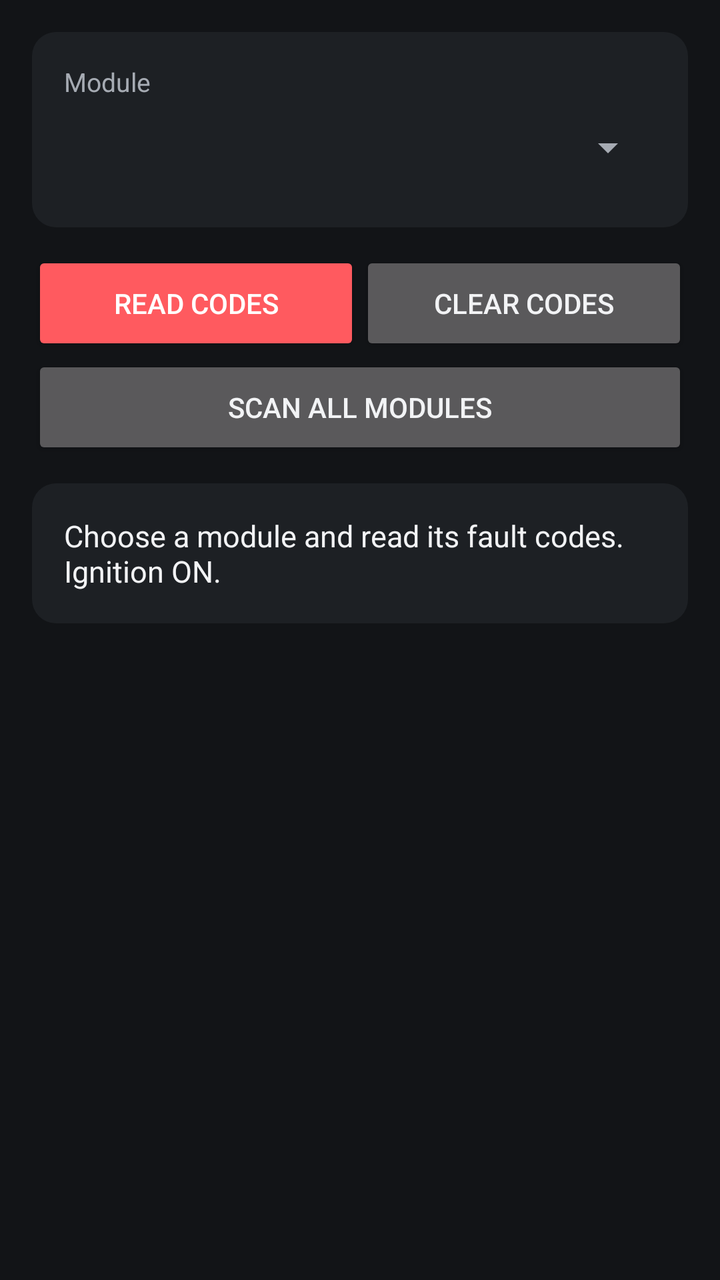
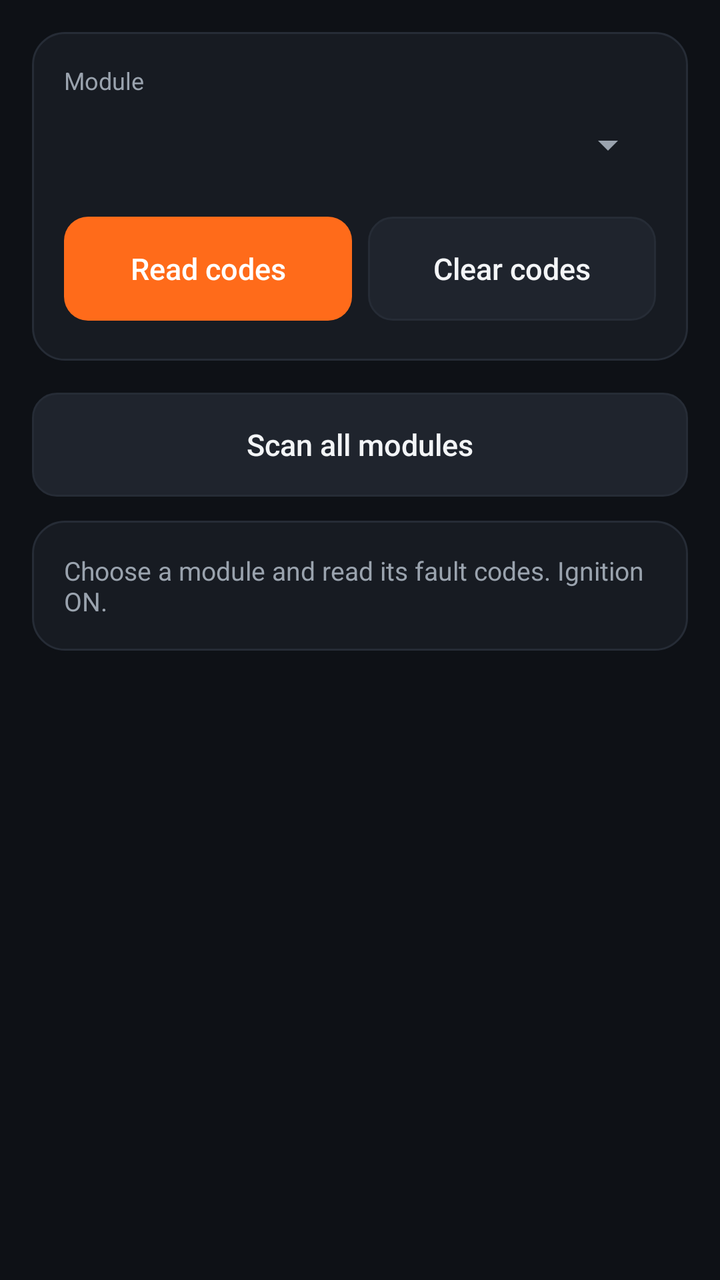

Screens rendered from an Android XML layout before and after an edit, with the pre-edit source and the edit as a unified diff.
<!-- AndroidManifest.xml: application theme Theme.MpsDiag -->
<!-- res/layout/activity_dtc.xml -->
<?xml version="1.0" encoding="utf-8"?>
<ScrollView xmlns:android="http://schemas.android.com/apk/res/android"
    android:layout_width="match_parent"
    android:layout_height="match_parent">

    <LinearLayout
        android:layout_width="match_parent"
        android:layout_height="wrap_content"
        android:orientation="vertical"
        android:padding="@dimen/screen_padding">

        <LinearLayout
            style="@style/Card"
            android:layout_width="match_parent"
            android:layout_height="wrap_content"
            android:orientation="vertical">

            <TextView
                style="@style/Text.Secondary"
                android:layout_width="wrap_content"
                android:layout_height="wrap_content"
                android:text="@string/dtc_module" />

            <Spinner
                android:id="@+id/moduleSpinner"
                android:layout_width="match_parent"
                android:layout_height="wrap_content"
                android:minHeight="48dp" />
        </LinearLayout>

        <LinearLayout
            android:layout_width="match_parent"
            android:layout_height="wrap_content"
            android:orientation="horizontal">

            <Button
                android:id="@+id/readButton"
                style="@style/Button.Primary"
                android:layout_width="0dp"
                android:layout_height="wrap_content"
                android:layout_weight="1"
                android:text="@string/dtc_read" />

            <Button
                android:id="@+id/clearButton"
                style="@style/Button.Secondary"
                android:layout_width="0dp"
                android:layout_height="wrap_content"
                android:layout_weight="1"
                android:text="@string/dtc_clear" />
        </LinearLayout>

        <Button
            android:id="@+id/scanAllButton"
            style="@style/Button.Secondary"
            android:layout_width="match_parent"
            android:layout_height="wrap_content"
            android:layout_marginBottom="@dimen/gap"
            android:text="@string/dtc_scan_all" />

        <TextView
            android:id="@+id/resultText"
            style="@style/Card"
            android:layout_width="match_parent"
            android:layout_height="wrap_content"
            android:textAppearance="@style/Text.Body"
            android:textIsSelectable="true"
            android:text="@string/dtc_hint" />
    </LinearLayout>
</ScrollView>
<!-- resources referenced by this layout -->
<resources>
  <style name="Button.Primary" parent="android:Widget.Material.Button.Colored">
          <item name="android:textColor">@color/text_on_primary</item>
          <item name="android:minHeight">52dp</item>
      </style>
  <style name="Button.Secondary" parent="android:Widget.Material.Button">
          <item name="android:textColor">@color/text_primary</item>
          <item name="android:minHeight">52dp</item>
      </style>
  <style name="Text.Body" parent="android:TextAppearance.Material.Body1">
          <item name="android:textColor">@color/text_primary</item>
          <item name="android:textSize">@dimen/text_body</item>
      </style>
  <style name="Theme.MpsDiag" parent="android:Theme.Material">
          <item name="android:colorPrimary">@color/brand_primary</item>
          <item name="android:colorPrimaryDark">@color/brand_primary_dark</item>
          <item name="android:colorAccent">@color/brand_accent</item>
          <item name="android:windowBackground">@color/bg_window</item>
          <item name="android:textColorPrimary">@color/text_primary</item>
          <item name="android:textColorSecondary">@color/text_secondary</item>
          <item name="android:statusBarColor">@color/brand_primary_dark</item>
      </style>
  <color name="text_on_primary">#FFFFFF</color>
  <color name="text_primary">#F2F3F5</color>
  <!-- drawable bg_card (drawable) -->
  <?xml version="1.0" encoding="utf-8"?>
  <shape xmlns:android="http://schemas.android.com/apk/res/android">
      <solid android:color="@color/bg_card" />
      <corners android:radius="@dimen/card_radius" />
  </shape>
  <color name="text_secondary">#A6ABB3</color>
  <color name="brand_primary">#E4002B</color>
  <color name="brand_primary_dark">#A8001F</color>
  <color name="brand_accent">#FF5A5F</color>
  <color name="bg_window">#121417</color>
  <color name="bg_card">#1D2024</color>
  <dimen name="card_radius">12dp</dimen>
  <!-- unchanged entries left out for length: 12 -->
</resources>

<!-- the commit's change to res/layout/activity_dtc.xml (unified diff, before → after) -->
@@ -16,7 +16,7 @@
             android:orientation="vertical">
 
             <TextView
-                style="@style/Text.Secondary"
+                style="@style/Text.Caption"
                 android:layout_width="wrap_content"
                 android:layout_height="wrap_content"
                 android:text="@string/dtc_module" />
@@ -26,28 +26,30 @@
                 android:layout_width="match_parent"
                 android:layout_height="wrap_content"
                 android:minHeight="48dp" />
-        </LinearLayout>
 
-        <LinearLayout
-            android:layout_width="match_parent"
-            android:layout_height="wrap_content"
-            android:orientation="horizontal">
+            <LinearLayout
+                android:layout_width="match_parent"
+                android:layout_height="wrap_content"
+                android:layout_marginTop="@dimen/gap_small"
+                android:orientation="horizontal">
 
-            <Button
-                android:id="@+id/readButton"
-                style="@style/Button.Primary"
-                android:layout_width="0dp"
-                android:layout_height="wrap_content"
-                android:layout_weight="1"
-                android:text="@string/dtc_read" />
+                <Button
+                    android:id="@+id/readButton"
+                    style="@style/Button.Primary"
+                    android:layout_width="0dp"
+                    android:layout_height="wrap_content"
+                    android:layout_marginEnd="@dimen/gap_small"
+                    android:layout_weight="1"
+                    android:text="@string/dtc_read" />
 
-            <Button
-                android:id="@+id/clearButton"
-                style="@style/Button.Secondary"
-                android:layout_width="0dp"
-                android:layout_height="wrap_content"
-                android:layout_weight="1"
-                android:text="@string/dtc_clear" />
+                <Button
+                    android:id="@+id/clearButton"
+                    style="@style/Button.Secondary"
+                    android:layout_width="0dp"
+                    android:layout_height="wrap_content"
+                    android:layout_weight="1"
+                    android:text="@string/dtc_clear" />
+            </LinearLayout>
         </LinearLayout>
 
         <Button
@@ -59,12 +61,26 @@
             android:text="@string/dtc_scan_all" />
 
         <TextView
-            android:id="@+id/resultText"
+            android:id="@+id/statusText"
             style="@style/Card"
             android:layout_width="match_parent"
             android:layout_height="wrap_content"
-            android:textAppearance="@style/Text.Body"
-            android:textIsSelectable="true"
+            android:textAppearance="@style/Text.Secondary"
             android:text="@string/dtc_hint" />
+
+        
+        <LinearLayout
+            android:id="@+id/resultList"
+            android:layout_width="match_parent"
+            android:layout_height="wrap_content"
+            android:orientation="vertical" />
+
+        <Button
+            android:id="@+id/shareButton"
+            style="@style/Button.Secondary"
+            android:layout_width="match_parent"
+            android:layout_height="wrap_content"
+            android:text="@string/dtc_share"
+            android:visibility="gone" />
     </LinearLayout>
 </ScrollView>
<!-- resource entries referenced after the edit -->
@@ -1,41 +1,109 @@
 <!-- resources referenced by this layout -->
 <resources>
-  <style name="Button.Primary" parent="android:Widget.Material.Button.Colored">
-          <item name="android:textColor">@color/text_on_primary</item>
+  <dimen name="gap_small">8dp</dimen>
+  <string name="dtc_share">Share report</string>
+  <style name="Button.Primary" parent="android:Widget.Material.Button">
+          <item name="android:background">@drawable/bg_button_primary</item>
+          <item name="android:textColor">@color/button_text_primary</item>
+          <item name="android:fontFamily">sans-serif-medium</item>
+          <item name="android:textAllCaps">false</item>
+          <item name="android:textSize">@dimen/text_body</item>
           <item name="android:minHeight">52dp</item>
+          <item name="android:paddingStart">20dp</item>
+          <item name="android:paddingEnd">20dp</item>
+          <item name="android:stateListAnimator">@null</item>
+          <item name="android:layout_marginTop">4dp</item>
+          <item name="android:layout_marginBottom">4dp</item>
       </style>
   <style name="Button.Secondary" parent="android:Widget.Material.Button">
-          <item name="android:textColor">@color/text_primary</item>
+          <item name="android:background">@drawable/bg_button_secondary</item>
+          <item name="android:textColor">@color/button_text_secondary</item>
+          <item name="android:fontFamily">sans-serif-medium</item>
+          <item name="android:textAllCaps">false</item>
+          <item name="android:textSize">@dimen/text_body</item>
           <item name="android:minHeight">52dp</item>
+          <item name="android:paddingStart">20dp</item>
+          <item name="android:paddingEnd">20dp</item>
+          <item name="android:stateListAnimator">@null</item>
+          <item name="android:layout_marginTop">4dp</item>
+          <item name="android:layout_marginBottom">4dp</item>
       </style>
-  <style name="Text.Body" parent="android:TextAppearance.Material.Body1">
-          <item name="android:textColor">@color/text_primary</item>
-          <item name="android:textSize">@dimen/text_body</item>
+  <style name="Text.Caption" parent="android:TextAppearance.Material.Caption">
+          <item name="android:textColor">@color/text_secondary</item>
+          <item name="android:textSize">@dimen/text_caption</item>
       </style>
   <style name="Theme.MpsDiag" parent="android:Theme.Material">
-          <item name="android:colorPrimary">@color/brand_primary</item>
-          <item name="android:colorPrimaryDark">@color/brand_primary_dark</item>
-          <item name="android:colorAccent">@color/brand_accent</item>
+          <item name="android:colorPrimary">@color/bg_window</item>
+          <item name="android:colorPrimaryDark">@color/bg_window</item>
+          <item name="android:colorAccent">@color/brand_primary</item>
+          <item name="android:colorControlActivated">@color/brand_primary</item>
+          <item name="android:colorBackground">@color/bg_window</item>
           <item name="android:windowBackground">@color/bg_window</item>
+          <item name="android:statusBarColor">@color/bg_window</item>
+          <item name="android:navigationBarColor">@color/bg_window</item>
           <item name="android:textColorPrimary">@color/text_primary</item>
           <item name="android:textColorSecondary">@color/text_secondary</item>
-          <item name="android:statusBarColor">@color/brand_primary_dark</item>
+          <item name="android:actionBarStyle">@style/ActionBar</item>
+          <item name="android:buttonStyle">@style/Button.Secondary</item>
+          <item name="android:alertDialogTheme">@style/Dialog</item>
       </style>
-  <color name="text_on_primary">#FFFFFF</color>
-  <color name="text_primary">#F2F3F5</color>
+  <!-- drawable bg_button_primary (drawable) -->
+  <?xml version="1.0" encoding="utf-8"?>
+  <ripple xmlns:android="http://schemas.android.com/apk/res/android" android:color="@color/ripple">
+      <item>
+          <selector>
+              <item android:state_enabled="false">
+                  <shape><solid android:color="@color/bg_card_raised" /><corners android:radius="@dimen/button_radius" /></shape>
+              </item>
+              <item>
+                  <shape><solid android:color="@color/brand_primary" /><corners android:radius="@dimen/button_radius" /></shape>
+              </item>
+          </selector>
+      </item>
+  </ripple>
+  <!-- drawable bg_button_secondary (drawable) -->
+  <?xml version="1.0" encoding="utf-8"?>
+  <ripple xmlns:android="http://schemas.android.com/apk/res/android" android:color="@color/ripple">
+      <item>
+          <shape>
+              <solid android:color="@color/bg_card_raised" />
+              <stroke android:width="1dp" android:color="@color/stroke" />
+              <corners android:radius="@dimen/button_radius" />
+          </shape>
+      </item>
+  </ripple>
+  <color name="text_primary">#F3F5F7</color>
+  <style name="ActionBar" parent="android:Widget.Material.ActionBar.Solid">
+          <item name="android:background">@color/bg_window</item>
+          <item name="android:elevation">0dp</item>
+          <item name="android:titleTextStyle">@style/ActionBar.Title</item>
+      </style>
+  <style name="Dialog" parent="android:Theme.Material.Dialog.Alert">
+          <item name="android:colorAccent">@color/brand_primary</item>
+          <item name="android:colorBackground">@color/bg_card_raised</item>
+          <item name="android:textColorPrimary">@color/text_primary</item>
+      </style>
+  <color name="ripple">#33FFFFFF</color>
+  <color name="bg_card_raised">#1F242D</color>
+  <dimen name="button_radius">12dp</dimen>
+  <color name="stroke">#262C36</color>
   <!-- drawable bg_card (drawable) -->
   <?xml version="1.0" encoding="utf-8"?>
   <shape xmlns:android="http://schemas.android.com/apk/res/android">
       <solid android:color="@color/bg_card" />
+      <stroke android:width="1dp" android:color="@color/stroke" />
       <corners android:radius="@dimen/card_radius" />
   </shape>
-  <color name="text_secondary">#A6ABB3</color>
-  <color name="brand_primary">#E4002B</color>
-  <color name="brand_primary_dark">#A8001F</color>
-  <color name="brand_accent">#FF5A5F</color>
-  <color name="bg_window">#121417</color>
-  <color name="bg_card">#1D2024</color>
-  <dimen name="card_radius">12dp</dimen>
+  <color name="text_secondary">#9AA3AE</color>
+  <dimen name="text_caption">12sp</dimen>
+  <color name="brand_primary">#FF6B1A</color>
+  <color name="bg_window">#0E1116</color>
+  <color name="bg_card">#171B22</color>
+  <dimen name="card_radius">16dp</dimen>
+  <style name="ActionBar.Title" parent="android:TextAppearance.Material.Widget.ActionBar.Title">
+          <item name="android:textColor">@color/text_primary</item>
+          <item name="android:fontFamily">sans-serif-medium</item>
+      </style>
   <!-- unchanged entries left out for length: 12 -->
 </resources>
 
